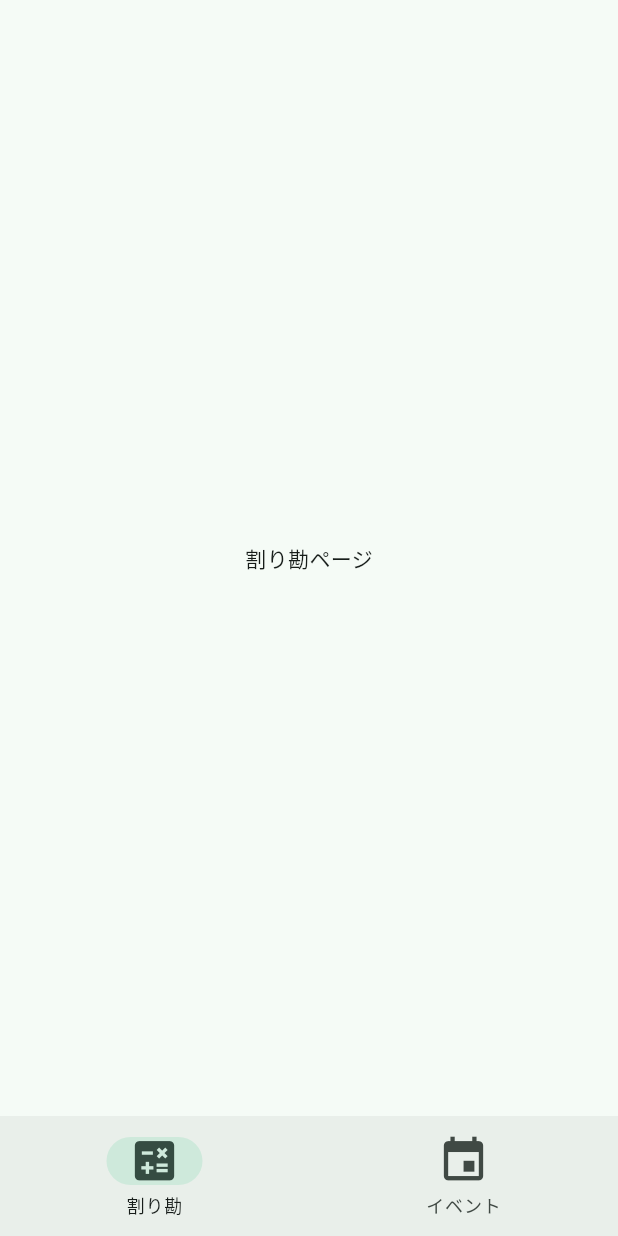
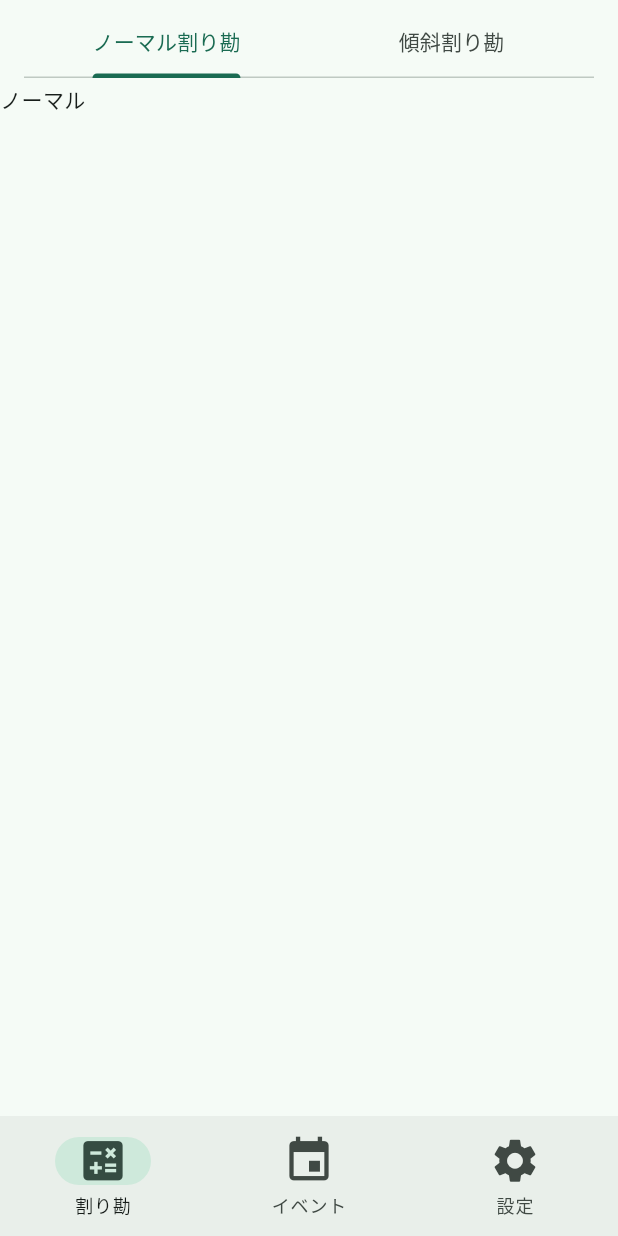
Before and after one commit to seri-kie/warikan, a Flutter app: the screen it shows after launch, on a phone screen of 412 x 824 dp. Run offline on Flutter 3.47's test engine with Material 3 defaults, Android fonts, the phone set to English and light mode, and no system bars.

Commit message:
feat:割り勘ページにタブを追加
割り勘ページにノーマルと傾斜のタブを追加
設定ページを追加

```diff
--- a/lib/pages/calculate_page.dart
+++ b/lib/pages/calculate_page.dart
@@ -5,8 +5,25 @@ class CalculatePage extends StatelessWidget {
 
   @override
   Widget build(BuildContext context) {
-    return const Center(
-      child: Text('割り勘ページ'),
-    );
+    return DefaultTabController(
+        initialIndex: 0,
+        length: 2,
+        child: Scaffold(
+          appBar: AppBar(
+            title: const TabBar(
+              tabs: [
+                Tab(
+                  text: 'ノーマル割り勘',
+                ),
+                Tab(
+                  text: '傾斜割り勘',
+                )
+              ],
+            ),
+          ),
+          body: const TabBarView(
+            children: [Text('ノーマル'), Text('傾斜')],
+          ),
+        ));
   }
 }
--- a/lib/pages/main_page.dart
+++ b/lib/pages/main_page.dart
@@ -1,6 +1,7 @@
 import 'package:flutter/material.dart';
 import 'package:warikan/pages/calculate_page.dart';
 import 'package:warikan/pages/event_page.dart';
+import 'package:warikan/pages/setting_page.dart';
 
 class MainPage extends StatefulWidget {
   const MainPage({
@@ -14,7 +15,7 @@ class MainPage extends StatefulWidget {
 class _MyHomePageState extends State<MainPage> {
   int _selectedIndex = 0;
 
-  final pages = [const CalculatePage(), const EventPage()];
+  final pages = [const CalculatePage(), const EventPage(), const SettingPage()];
 
   @override
   Widget build(BuildContext context) {
@@ -37,6 +38,8 @@ class _MyHomePageState extends State<MainPage> {
               label: '割り勘'),
           NavigationDestination(
               icon: Icon(size: 35, Icons.event), label: 'イベント'),
+          NavigationDestination(
+              icon: Icon(size: 35, Icons.settings), label: '設定'),
         ],
       ),
     );
--- /dev/null
+++ b/lib/pages/setting_page.dart
@@ -0,0 +1,11 @@
+import 'package:flutter/material.dart';
+import 'package:flutter/widgets.dart';
+
+class SettingPage extends StatelessWidget {
+  const SettingPage({super.key});
+
+  @override
+  Widget build(BuildContext context) {
+    return const Center(child: Text('設定ページ'));
+  }
+}
```
